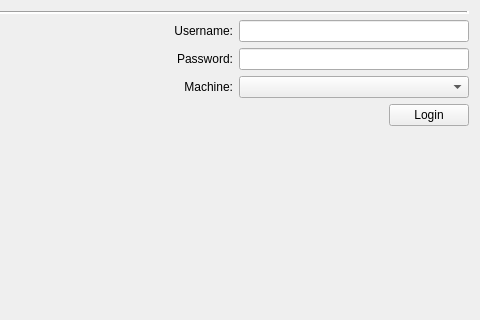
Above: reactorgui/uiLoginWidget.ui from daharkan/ModularReactionPackage before the change; both pictures show x 245 to 725 and y 0 to 320 of the 725 by 405 pixel window. Below: the same form after it.
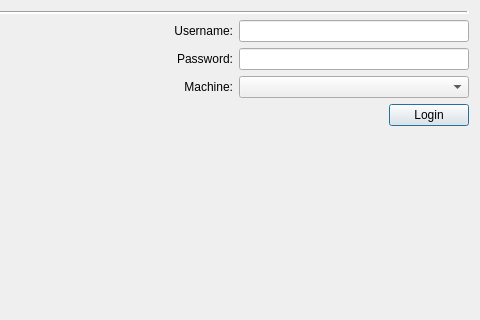
That is the form after the change. Icons and pictures are not drawn.

The edit to the form file:
```diff
--- a/reactorgui/uiLoginWidget.ui
+++ b/reactorgui/uiLoginWidget.ui
@@ -166,6 +166,9 @@
            <verstretch>0</verstretch>
           </sizepolicy>
          </property>
+       <property name="default">
+        <bool>true</bool>
+       </property>
          <property name="text">
           <string>Login</string>
          </property>
```
Left out of the diff: 9 changed lines with no effect on the pictures. Lines whose indentation alone changed are shown as unchanged.
